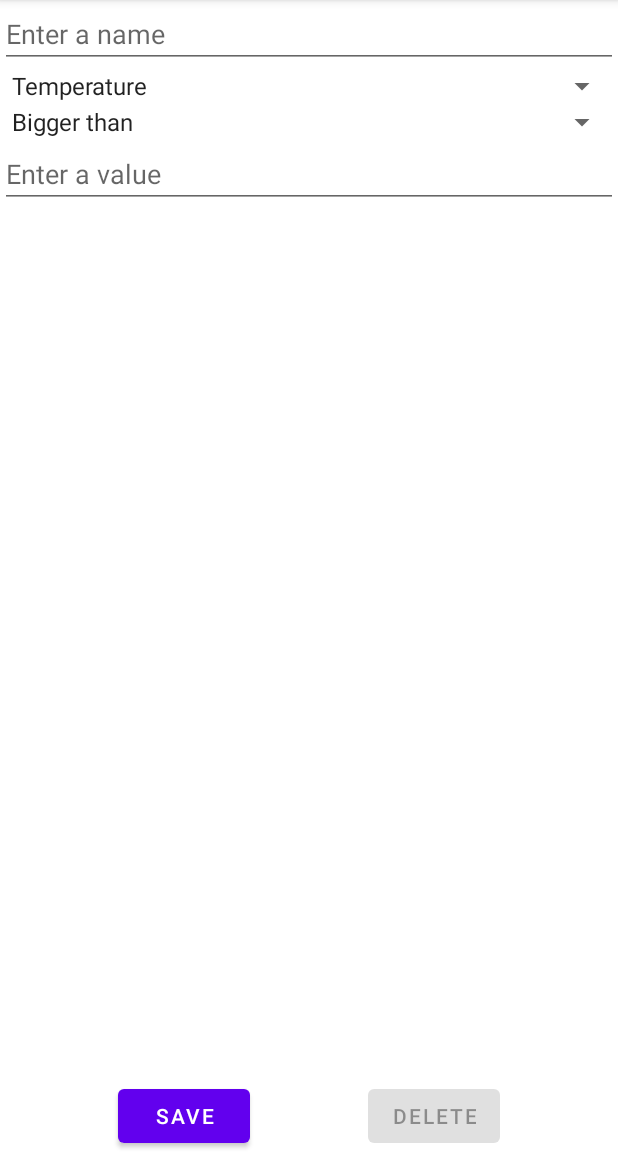
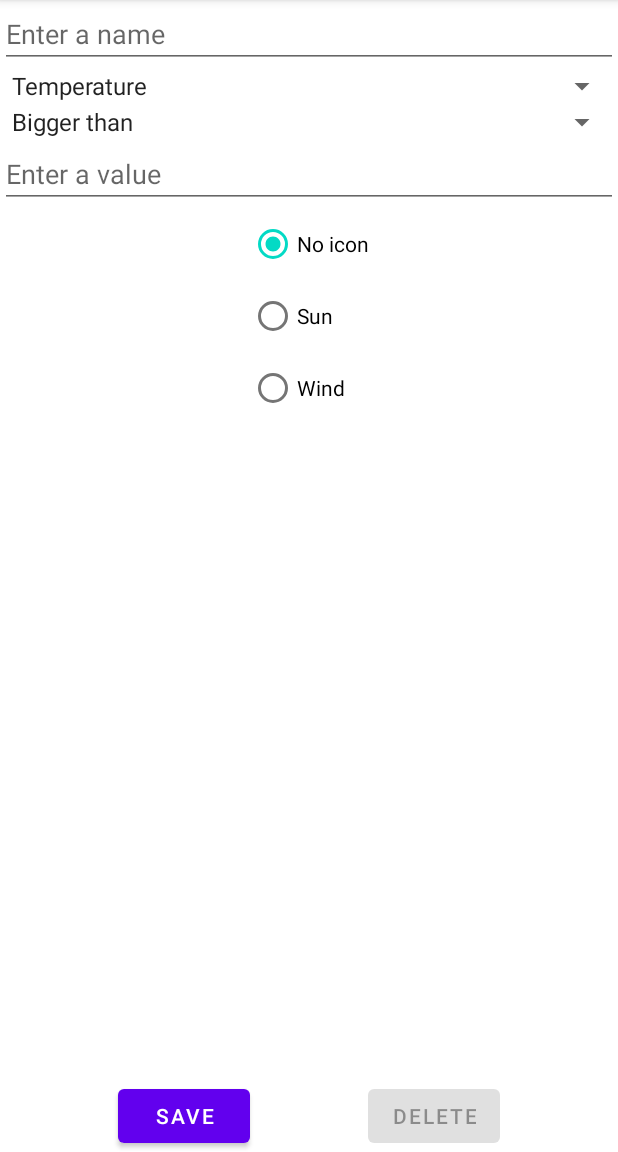
Before and after one commit to ludjan/WeatherConditions, an Android app: the WeatherConditionsDetailsFragment screen opened through its navigation route, on a phone screen of 412 x 824 dp, the part 84-1236 px from its top. Run offline under Robolectric (Android 15) with nearby library versions, the phone set to English and light mode, and no system bars; our stand-ins replace Dagger/Hilt's generated code; libraries missing offline, so code that uses them is left out: com.github.kittinunf.fuel; 3 statements that could not run were skipped.

Commit message:
Allowed user to select between two icons on details view.
Loads icons dynamically into main list.

Added a generated description of the conditions in the main list.

Split weather data to it's own repository

```diff
--- a/app/src/main/java/com/example/weatherconditions/WeatherConditionsApplication.kt
+++ b/app/src/main/java/com/example/weatherconditions/WeatherConditionsApplication.kt
@@ -7,7 +7,4 @@ import kotlinx.coroutines.CoroutineScope
 import kotlinx.coroutines.SupervisorJob
 
 @HiltAndroidApp
-class WeatherConditionsApplication : Application() {
-
-
-}
+class WeatherConditionsApplication : Application() { }
--- a/app/src/main/java/com/example/weatherconditions/model/weatherCondition/WeatherCondition.kt
+++ b/app/src/main/java/com/example/weatherconditions/model/weatherCondition/WeatherCondition.kt
@@ -1,5 +1,6 @@
 package com.example.weatherconditions.model.weatherCondition
 
+import android.graphics.drawable.Drawable
 import androidx.room.Entity
 import androidx.room.PrimaryKey
 
@@ -10,5 +11,5 @@ data class WeatherCondition(
     val conditionType: ConditionType,
     val conditionOperator: ConditionOperator,
     val conditionValue: Double,
-    var conditionResult: Boolean = false
+    val conditionIcon: String
 )
--- a/app/src/main/java/com/example/weatherconditions/repositories/WeatherConditionRepositoryImpl.kt
+++ b/app/src/main/java/com/example/weatherconditions/repositories/WeatherConditionRepositoryImpl.kt
@@ -3,7 +3,6 @@ package com.example.weatherconditions.repositories
 import com.example.weatherconditions.datasources.GeoLocationDataSource
 import com.example.weatherconditions.model.GeoLocation
 import com.example.weatherconditions.model.weatherCondition.WeatherCondition
-import com.example.weatherconditions.repositories.WeatherConditionRepository
 import com.example.weatherconditions.room.WeatherConditionDao
 import kotlinx.coroutines.flow.Flow
 
--- a/app/src/main/res/layout/fragment_weather_conditions_details.xml
+++ b/app/src/main/res/layout/fragment_weather_conditions_details.xml
@@ -67,5 +67,32 @@
         android:enabled="false"
         />
 
+        <RadioGroup
+            android:id="@+id/radio_group_icon"
+            android:layout_width="wrap_content"
+            android:layout_height="wrap_content"
+            app:layout_constraintTop_toBottomOf="@id/input_condition_value"
+            app:layout_constraintStart_toStartOf="parent"
+            app:layout_constraintEnd_toEndOf="parent"
+            android:orientation="vertical"
+            android:checkedButton="@id/radio_no_icon">
+
+            <RadioButton
+                android:id="@+id/radio_no_icon"
+                android:layout_height="wrap_content"
+                android:layout_width="wrap_content"
+                android:text="@string/no_icon"/>
+            <RadioButton
+                android:layout_height="wrap_content"
+                android:layout_width="wrap_content"
+                android:text="@string/sun"
+                android:id="@+id/radio_sun"/>
+            <RadioButton
+                android:layout_width="wrap_content"
+                android:layout_height="wrap_content"
+                android:text="@string/wind"
+                android:id="@+id/radio_wind"/>
+        </RadioGroup>
+
 
 </androidx.constraintlayout.widget.ConstraintLayout>
--- a/app/src/main/res/values/strings.xml
+++ b/app/src/main/res/values/strings.xml
@@ -7,4 +7,7 @@
     <string name="enter_a_value">Enter a value</string>
     <string name="save_button_text">Save</string>
     <string name="delete_button_text">Delete</string>
+    <string name="no_icon">No icon</string>
+    <string name="sun">Sun</string>
+    <string name="wind">Wind</string>
 </resources>
```
Also changed, not shown: app/src/main/java/com/example/weatherconditions/WeatherConditionListAdapter.kt (+30 -3 lines), app/src/main/java/com/example/weatherconditions/di/AppModule.kt (+4 -4 lines), app/src/main/java/com/example/weatherconditions/room/WeatherConditionDatabase.kt (+6 -1 lines), app/src/main/java/com/example/weatherconditions/ui/weatherConditionDetails/WeatherConditionDetailsViewModel.kt (+12 -1 lines), app/src/main/java/com/example/weatherconditions/ui/weatherConditionDetails/WeatherConditionsDetailsFragment.kt (+18 -0 lines), app/src/main/java/com/example/weatherconditions/usecases/GetWeatherIconUseCase.kt (added, +13 -0 lines), app/src/main/res/drawable/ic_wind_icon.xml (added, +24 -0 lines), app/src/main/res/layout/element_condition.xml (+16 -5 lines).
